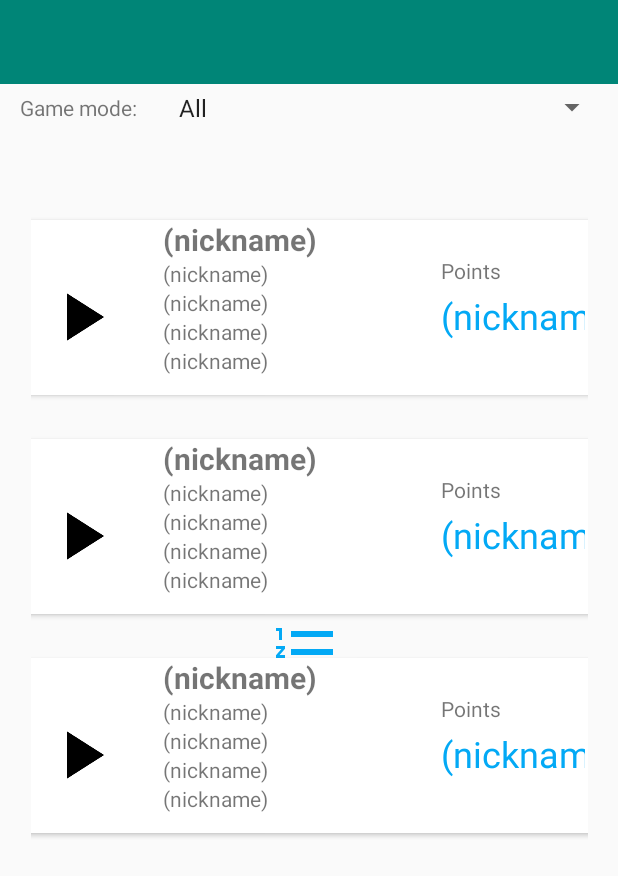
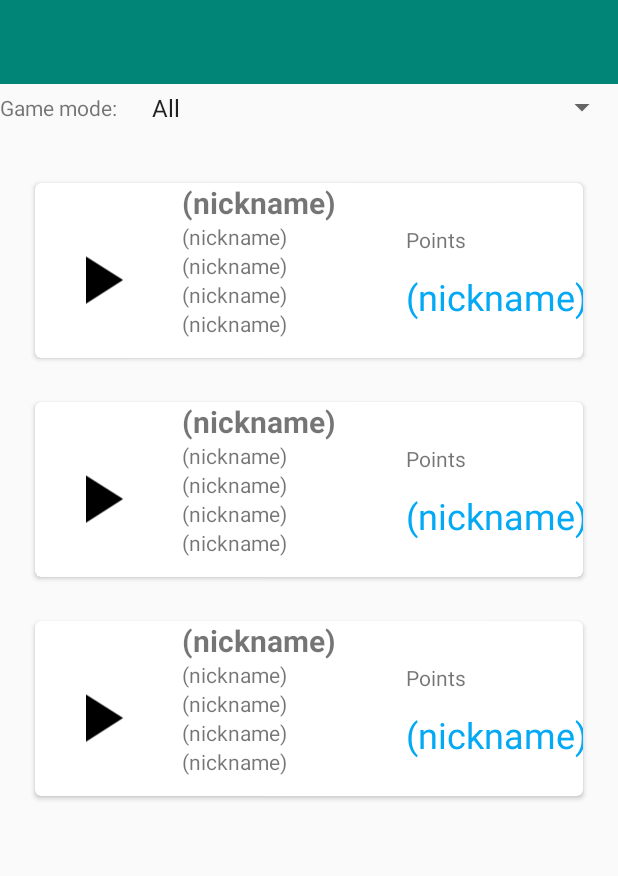
Before and after one commit to pmdmo2019-20/pr06-stroop-Loucrer, an Android app: the layout ranking_fragment.xml on its own in the app's theme, with its tools: preview values and no code run, on a phone screen of 412 x 824 dp. Shown: the top 876 px of the screen. Run offline under Robolectric (Android 15) with nearby library versions, the phone set to English and light mode, and no system bars.

Commit message:
Proyecto acabado al 99%
Solo falta marcarlos a los avataras la barra verde de abajo

```diff
--- a/app/src/main/res/layout/item_game_ranking.xml
+++ b/app/src/main/res/layout/item_game_ranking.xml
@@ -10,7 +10,7 @@
 
     <androidx.cardview.widget.CardView
         android:id="@+id/card_viewGame"
-        android:layout_width="400dp"
+        android:layout_width="match_parent"
         android:layout_height="126dp"
         app:cardCornerRadius="@dimen/main_card_cornerRadius"
         app:cardElevation="@dimen/cardview_default_elevation"
@@ -85,26 +85,26 @@
                 app:layout_constraintTop_toBottomOf="@+id/lblTotalWords" />
 
             <TextView
-                android:id="@+id/lblPoints"
-                android:layout_width="wrap_content"
-                android:layout_height="wrap_content"
-                android:layout_marginTop="24dp"
-                android:layout_marginEnd="56dp"
-                android:text="@string/game_points"
-                app:layout_constraintEnd_toEndOf="parent"
-                app:layout_constraintTop_toTopOf="parent" />
-
-            <TextView
                 android:id="@+id/lblPoints2"
                 android:layout_width="wrap_content"
                 android:layout_height="wrap_content"
-                android:layout_marginTop="4dp"
+                android:layout_marginTop="12dp"
                 android:gravity="center"
                 android:text="@string/defaultNickname"
                 android:textColor="@color/rankingOption"
                 android:textSize="@dimen/main_textSize_3x"
                 app:layout_constraintStart_toStartOf="@+id/lblPoints"
                 app:layout_constraintTop_toBottomOf="@+id/lblPoints" />
+
+            <TextView
+                android:id="@+id/lblPoints"
+                android:layout_width="wrap_content"
+                android:layout_height="wrap_content"
+                android:layout_marginTop="28dp"
+                android:layout_marginEnd="92dp"
+                android:text="@string/game_points"
+                app:layout_constraintEnd_toEndOf="parent"
+                app:layout_constraintTop_toTopOf="parent" />
 
 
         </androidx.constraintlayout.widget.ConstraintLayout>
--- a/app/src/main/res/layout/ranking_fragment.xml
+++ b/app/src/main/res/layout/ranking_fragment.xml
@@ -1,6 +1,5 @@
 <?xml version="1.0" encoding="utf-8"?>
-<androidx.constraintlayout.widget.ConstraintLayout
-    xmlns:android="http://schemas.android.com/apk/res/android"
+<androidx.constraintlayout.widget.ConstraintLayout xmlns:android="http://schemas.android.com/apk/res/android"
     xmlns:app="http://schemas.android.com/apk/res-auto"
     xmlns:tools="http://schemas.android.com/tools"
     android:layout_width="match_parent"
@@ -14,7 +13,7 @@
         android:theme="@style/AppTheme.AppBarOverlay"
         app:layout_constraintStart_toStartOf="parent"
         app:layout_constraintTop_toTopOf="parent"
-        app:popupTheme="@style/AppTheme.PopupOverlay"/>
+        app:popupTheme="@style/AppTheme.PopupOverlay" />
 
 
     <TextView
@@ -22,40 +21,43 @@
         android:layout_width="match_parent"
         android:layout_height="wrap_content"
         android:layout_margin="@dimen/main_margin_2x"
-        android:layout_marginStart="16dp"
+        android:layout_marginStart="8dp"
         android:gravity="center"
         android:text="@string/ranking_no_games_yet"
         android:textAlignment="center"
         android:textColor="@color/rankingOption"
         android:textSize="@dimen/main_textSize_1x"
-        app:layout_constraintBottom_toBottomOf="parent"
+        app:layout_constraintBottom_toTopOf="@+id/lstGames"
         app:layout_constraintStart_toStartOf="parent"
-        app:layout_constraintTop_toBottomOf="@+id/toolbar"
-        app:layout_constraintVertical_bias="0.542" />
+        app:layout_constraintTop_toBottomOf="@+id/imgEmptyRV"
+        app:layout_constraintVertical_bias="0.038" />
+
 
     <ImageView
         android:id="@+id/imgEmptyRV"
         android:layout_width="wrap_content"
         android:layout_height="wrap_content"
-        android:layout_marginStart="164dp"
+        android:layout_marginStart="180dp"
         android:src="@drawable/ic_ranking_black_48dp"
         app:layout_constraintBottom_toTopOf="@+id/lblEmptyViewSeparator"
-        app:layout_constraintStart_toStartOf="@+id/lblEmptyViewSeparator"
+        app:layout_constraintStart_toStartOf="parent"
+        app:layout_constraintTop_toBottomOf="@+id/lstGames"
         app:tint="@color/rankingOption" />
 
     <TextView
         android:id="@+id/lblGameModes"
-        android:layout_width="104dp"
+        android:layout_width="0dp"
         android:layout_height="31dp"
+        android:gravity="center"
         android:text="@string/ranking_item_gameMode"
         app:layout_constraintStart_toStartOf="parent"
-        android:gravity="center"
         app:layout_constraintTop_toBottomOf="@+id/toolbar" />
 
     <Spinner
         android:id="@+id/spFilter"
-        android:layout_width="294dp"
+        android:layout_width="0dp"
         android:layout_height="31dp"
+        android:layout_marginStart="15dp"
         android:entries="@array/ranking_spnGameMode"
         app:layout_constraintEnd_toEndOf="parent"
         app:layout_constraintStart_toEndOf="@+id/lblGameModes"
@@ -63,19 +65,18 @@
 
     <View
         android:id="@+id/divider"
+        android:layout_width="match_parent"
+        android:layout_height="2dp"
         android:layout_marginTop="8dp"
         app:layout_constraintEnd_toEndOf="parent"
         app:layout_constraintStart_toStartOf="parent"
-        app:layout_constraintTop_toBottomOf="@+id/spFilter"
-        android:layout_height="2dp"
-        android:layout_width="match_parent" />
+        app:layout_constraintTop_toBottomOf="@+id/spFilter" />
 
     <androidx.recyclerview.widget.RecyclerView
         android:id="@+id/lstGames"
-        android:layout_width="391dp"
-        android:layout_height="570dp"
+        android:layout_width="match_parent"
+        android:layout_height="0dp"
         android:layout_margin="10dp"
-        android:layout_marginEnd="12dp"
         app:layout_constraintBottom_toBottomOf="parent"
         app:layout_constraintEnd_toEndOf="parent"
         app:layout_constraintTop_toBottomOf="@+id/divider"
--- a/app/src/main/res/menu/fragment_edit_menu.xml
+++ b/app/src/main/res/menu/fragment_edit_menu.xml
@@ -14,7 +14,7 @@
         android:id="@+id/InfoDialogDestination"
         android:icon="@drawable/ic_help_black_24dp"
         android:title="@string/help_title"
-        android:iconTint="@color/white"
+        app:iconTint="@color/white"
         app:showAsAction="ifRoom"
         tools:targetApi="o" />
 
--- a/app/src/main/res/values/strings.xml
+++ b/app/src/main/res/values/strings.xml
@@ -107,6 +107,9 @@
     <string name="ARGS_USER_ID" />
     <string name="ARGS_USER_DELETE" />
     <string name="ranking_item">Game mode: %1$s</string>
+    <string name="ranking_minutes">Minutes: %1$s</string>
+    <string name="ranking_words">Words: %1$s</string>
+    <string name="ranking_corrects">Corrects: %1$s</string>
     <string name="game_lblCorrectLabelTotal">CorrectTotal</string>
     <string name="game_lblWordsLabelTotal">WordsTotal</string>
     <string name="game_lblAttempsTotal">AttempsTotal</string>
```
Also changed, not shown: app/src/main/java/es/iessaladillo/pedrojoya/stroop/dialog/DeletedDialogFragment.kt (+8 -3 lines), app/src/main/java/es/iessaladillo/pedrojoya/stroop/ui/player/PlayerFragment.kt (+6 -1 lines), app/src/main/java/es/iessaladillo/pedrojoya/stroop/ui/playerEdit/PlayerEditFragment.kt (+3 -7 lines), app/src/main/java/es/iessaladillo/pedrojoya/stroop/ui/ranking/RankingAdapter.kt (+16 -5 lines), app/src/main/java/es/iessaladillo/pedrojoya/stroop/ui/ranking/RankingFragment.kt (+8 -6 lines), app/src/main/res/navigation/main_activity.xml (+6 -7 lines).
